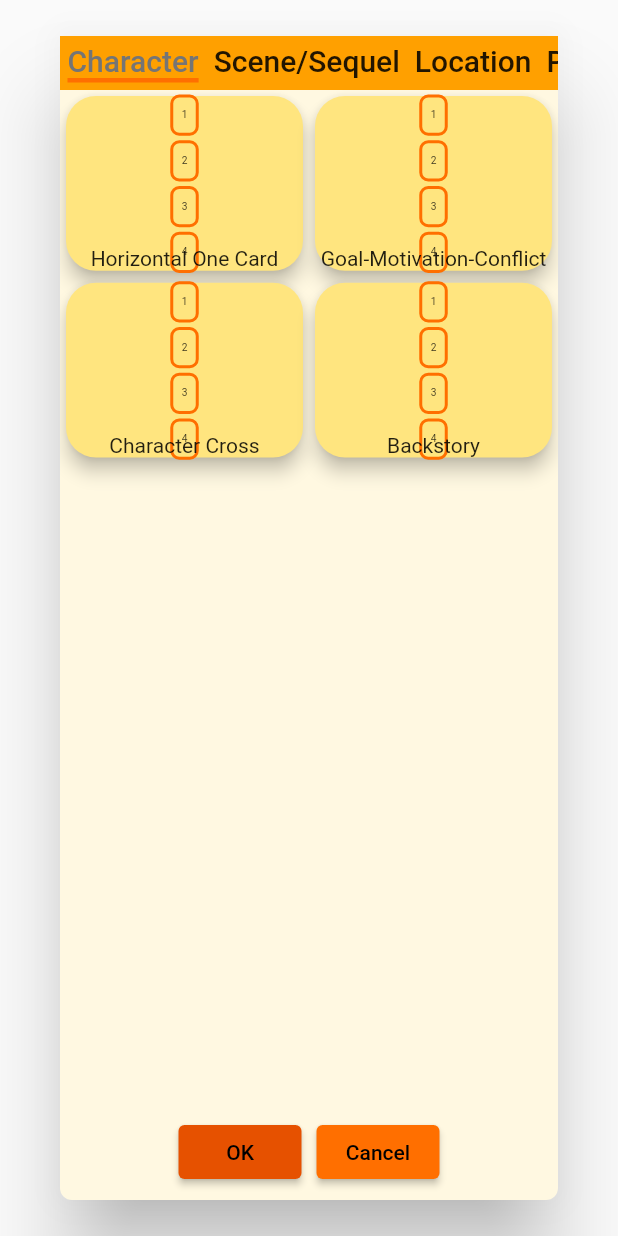
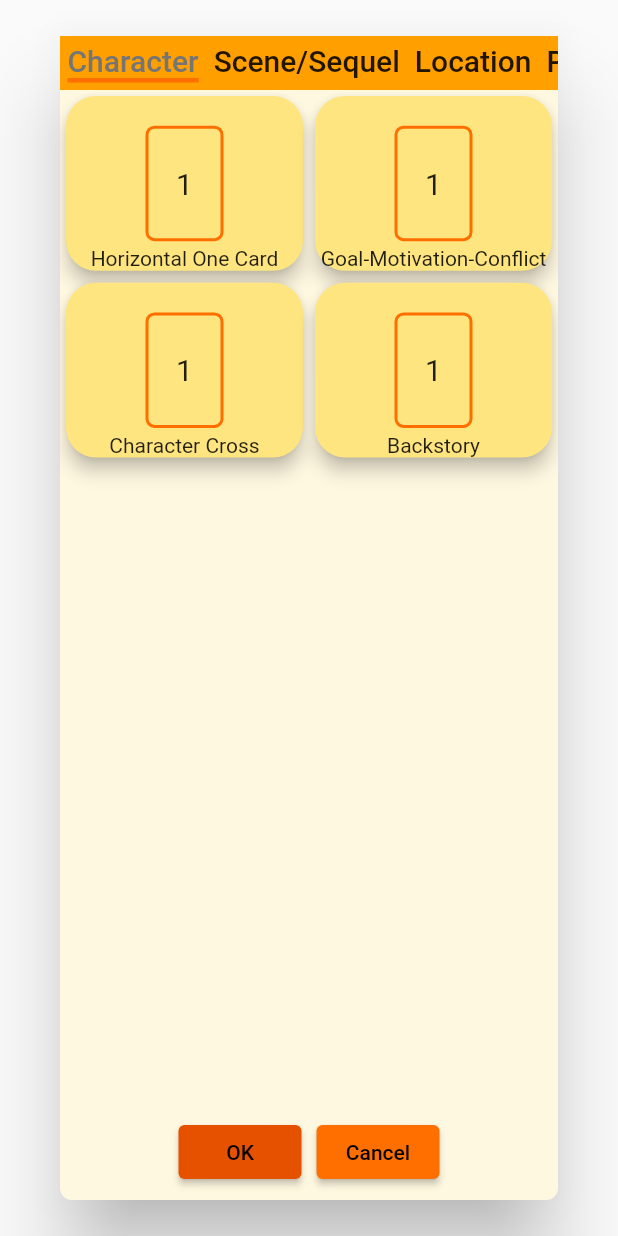
Before and after one commit to quasar-pankaj/tarot_stories, a Flutter app: the SpreadDialog widget shown alone on an empty page, opened directly, on a phone screen of 412 x 824 dp. Run offline on Flutter 3.47's test engine with Material 2 defaults, Android fonts, the phone set to English and light mode, and no system bars; our stand-ins replace flip_card, flutter_riverpod, freezed_annotation, sembast.

Commit message:
temporary measure.

```diff
--- a/lib/widgets/spread_dialog.dart
+++ b/lib/widgets/spread_dialog.dart
@@ -1,5 +1,6 @@
 import 'package:flutter/material.dart';
 import 'package:flutter_riverpod/flutter_riverpod.dart';
+import 'package:tarot_stories/spread_icons/single_card_layout.dart';
 
 import '../database/entities/enum_spread_category.dart';
 import '../providers/spreads/open_spread_provider.dart';
@@ -99,12 +100,7 @@ class _SpreadDialogState extends ConsumerState<SpreadDialog>
                                       shape.toString(),
                                     ),
                                   ),
-                                  child: const FourCardVertLayout(
-                                    label1: '1',
-                                    label2: '2',
-                                    label3: '3',
-                                    label4: '4',
-                                  ),
+                                  child: const SingleCardLayout(label1: '1'),
                                 ),
                               ),
                             ),
```
